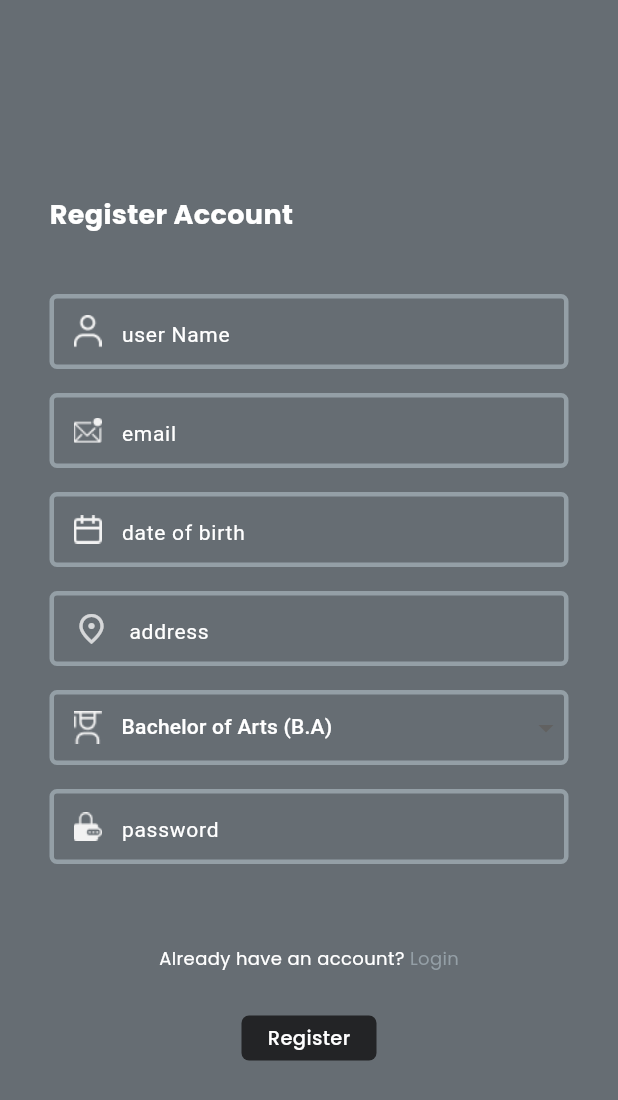
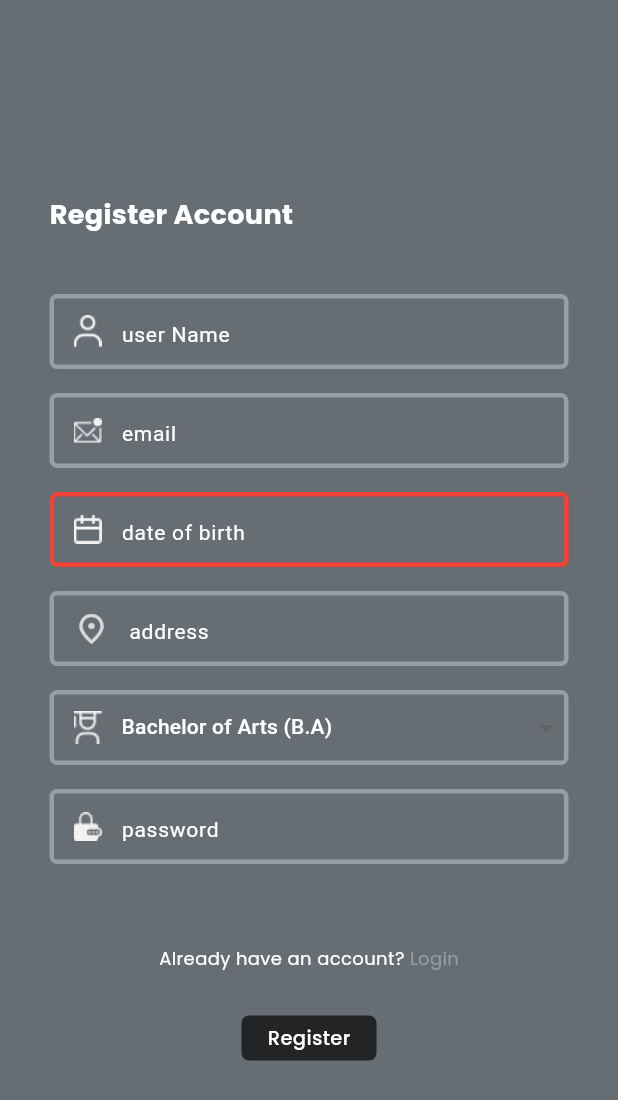
Before and after one commit to RAJJATWA2002/education_App, a Flutter app: the Register screen opened directly, on a phone screen of 412 x 824 dp. Shown: the top 1100 px of the screen. Run offline on Flutter 3.47's test engine with Material 3 defaults, Android fonts, the phone set to English and light mode, and no system bars; our stand-ins replace cloud_firestore, firebase_auth, firebase_core, flutter_switch, google_fonts, google_sign_in and 2 more; missing offline and left inert: flutter_file_downloader; accounts and stored records are empty; project files that could hold a hidden picture were left out.

Commit message:
Change color

```diff
--- a/lib/register.dart
+++ b/lib/register.dart
@@ -1,9 +1,7 @@
-import 'package:education_app/ebook.dart';
+import 'package:cloud_firestore/cloud_firestore.dart';
 import 'package:education_app/loginpage.dart';
 import 'package:firebase_auth/firebase_auth.dart';
-import 'package:flutter/cupertino.dart';
 import 'package:flutter/material.dart';
-import 'package:cloud_firestore/cloud_firestore.dart';
 import 'package:intl/intl.dart';
 
 class Register extends StatefulWidget {
@@ -318,7 +316,7 @@ class _Register extends State<Register> {
                       borderRadius: BorderRadius.circular(5),
                       border: Border.all(
                         width: 3,
-                        color: Color(0XFF949FA6),
+                        color: Colors.red,
                       ),
                     ),
                     child: Row(
```
